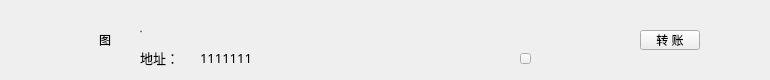
First picture: the form in contact/ContactInfoTitleWidget.ui, repository HcashOrg/hx-indicator, before the edit.
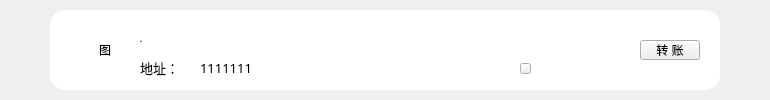
Second picture: the form after the edit.

```diff
--- a/contact/ContactInfoTitleWidget.ui
+++ b/contact/ContactInfoTitleWidget.ui
@@ -7,7 +7,7 @@
     <x>0</x>
     <y>0</y>
     <width>770</width>
-    <height>80</height>
+    <height>100</height>
    </rect>
   </property>
   <property name="font">
@@ -22,7 +22,7 @@
    <property name="geometry">
     <rect>
      <x>80</x>
-     <y>15</y>
+     <y>25</y>
      <width>50</width>
      <height>50</height>
     </rect>
@@ -38,7 +38,7 @@
    <property name="geometry">
     <rect>
      <x>140</x>
-     <y>48</y>
+     <y>58</y>
      <width>60</width>
      <height>20</height>
     </rect>
@@ -57,7 +57,7 @@
    <property name="geometry">
     <rect>
      <x>200</x>
-     <y>48</y>
+     <y>58</y>
      <width>311</width>
      <height>20</height>
     </rect>
@@ -82,7 +82,7 @@
    <property name="geometry">
     <rect>
      <x>520</x>
-     <y>53</y>
+     <y>63</y>
      <width>11</width>
      <height>11</height>
     </rect>
@@ -98,7 +98,7 @@
    <property name="geometry">
     <rect>
      <x>640</x>
-     <y>30</y>
+     <y>40</y>
      <width>60</width>
      <height>20</height>
     </rect>
@@ -119,7 +119,7 @@
    <property name="geometry">
     <rect>
      <x>140</x>
-     <y>18</y>
+     <y>28</y>
      <width>491</width>
      <height>26</height>
     </rect>
@@ -140,6 +140,30 @@
     <string>名称</string>
    </property>
   </widget>
+  <widget class="QLabel" name="label_back">
+   <property name="geometry">
+    <rect>
+     <x>50</x>
+     <y>10</y>
+     <width>670</width>
+     <height>80</height>
+    </rect>
+   </property>
+   <property name="styleSheet">
+    <string notr="true">background-color: rgb(255, 255, 255);
+border-radius:15px;</string>
+   </property>
+   <property name="text">
+    <string/>
+   </property>
+  </widget>
+  <zorder>label_back</zorder>
+  <zorder>label_pic</zorder>
+  <zorder>label_addressTitle</zorder>
+  <zorder>label_address</zorder>
+  <zorder>copyBtn</zorder>
+  <zorder>transferBtn</zorder>
+  <zorder>label_name</zorder>
  </widget>
  <resources/>
  <connections/>
```
